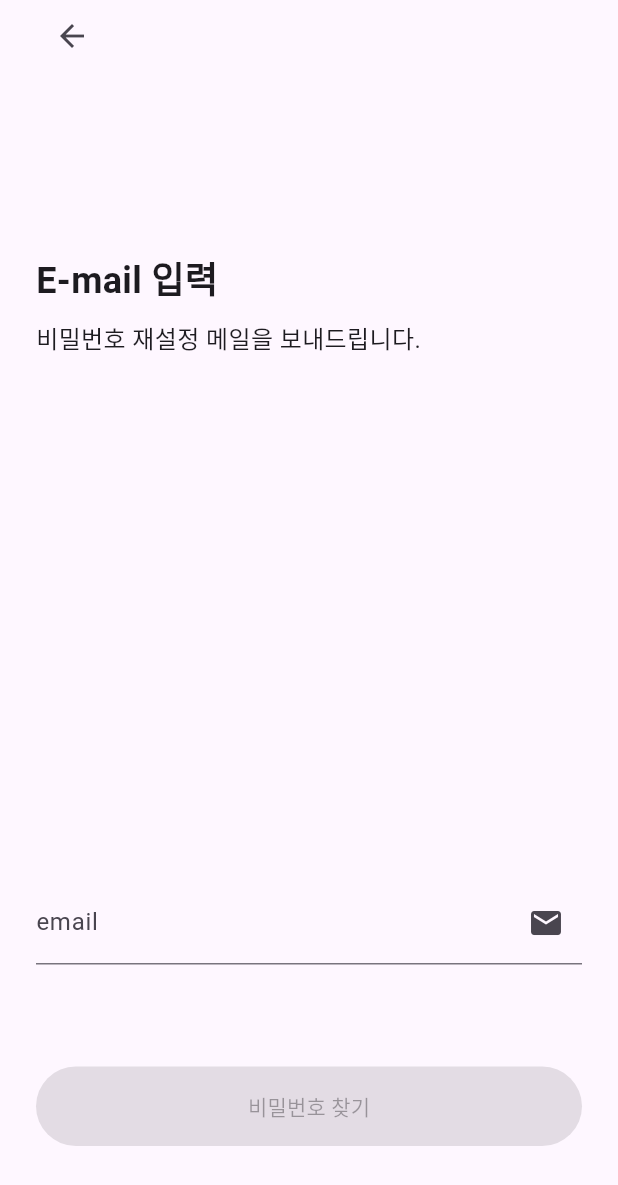
After one commit to kangkum4156/RakaF, a Flutter app: the screen it shows after launch, after a tap on "비밀번호를 잊으셨나요?", on a phone screen of 412 x 824 dp. The commit adds this screen. Shown: the top 1185 px of the screen. Run offline on Flutter 3.47's test engine with Material 3 defaults, Android fonts, the phone set to English and light mode, and no system bars; our stand-ins replace cloud_firestore, firebase_auth, firebase_core, firebase_messaging, firebase_remote_config, flutter_local_notifications; missing offline and left inert: encrypt; accounts and stored records are empty.

Commit message:
feat: Add password recovery feature and connect to FindPassword page

```diff
--- /dev/null
+++ b/lib/login/find_password.dart
@@ -0,0 +1,120 @@
+// signup_name_page.dart
+import 'package:flutter/material.dart';
+import 'package:rokafirst/login/dialog/show_duplicate_dialog.dart';
+import 'package:rokafirst/service/firebase_login_service.dart';
+import 'package:rokafirst/login/dialog/show_loading_dialog.dart';
+
+
+class FindPassword extends StatefulWidget {
+  const FindPassword({super.key});
+
+  @override
+  State<FindPassword> createState() => _FindPasswordState();
+}
+
+class _FindPasswordState extends State<FindPassword> {
+  final TextEditingController _controller = TextEditingController();
+
+  bool _nextAvailable = false;
+
+  @override
+  void initState() {
+    super.initState();
+    _controller.addListener(_checkFields);
+
+  }
+
+  void _checkFields() {
+    setState(() {
+      _nextAvailable = _controller.text.trim().isNotEmpty;
+    });
+  }
+  @override
+  void dispose() {
+    _controller.dispose();
+
+    super.dispose();
+  }
+  @override
+  Widget build(BuildContext context) {
+    return Scaffold(
+      resizeToAvoidBottomInset: true,
+      body: SafeArea(
+        child: SingleChildScrollView( // 키보드 올라올 때 자동 스크롤
+          child: Padding(
+            padding: const EdgeInsets.symmetric(horizontal: 24).copyWith(bottom: 24),
+            child: ConstrainedBox(
+              constraints: BoxConstraints(
+                minHeight: MediaQuery.of(context).size.height - MediaQuery.of(context).padding.top,
+              ),
+              child: IntrinsicHeight(
+                child: Column(
+                  crossAxisAlignment: CrossAxisAlignment.start,
+                  children: [
+                    IconButton(
+                        onPressed: () {
+                          Navigator.pop(context);
+                        },
+                        icon: const Icon(Icons.arrow_back)),
+                    const SizedBox(height: 120),
+                    const Text(
+                      "E-mail 입력",
+                      style: TextStyle(fontSize: 24, fontWeight: FontWeight.bold),
+                    ),
+                    SizedBox(height: 10,),
+                    const Text(
+                      "비밀번호 재설정 메일을 보내드립니다.",
+                      style: TextStyle(fontSize: 16,),
+                    ),
+                    const Spacer(),
+
+                    TextField(
+                      controller: _controller,
+                      decoration: const InputDecoration(
+                        labelText: "email",
+                        border: UnderlineInputBorder(),
+                        suffixIcon: Icon(Icons.email),
+                      ),
+                    ),
+                    SizedBox(height: 20,),
+
+                    const SizedBox(height: 48),
+                    SizedBox(
+                      width: double.infinity,
+                      child: ElevatedButton(
+                        onPressed: _nextAvailable
+                            ? ()async {
+                          print("==========click=========");
+                          final email = _controller.text.trim();
+
+                          showLoadingDialog(context);
+                          await sendPasswordResetEmail(email);
+
+                          Navigator.pop(context);
+                          showDuplicateDialog(
+                              context, "전송 완료!", "e-mail을 확인해주세요");
+
+                        } : null,
+                        style: ElevatedButton.styleFrom(
+                          backgroundColor:
+                          _nextAvailable ? Colors.green : Colors.grey,
+                          foregroundColor: Colors.white,
+                          padding: const EdgeInsets.symmetric(vertical: 16),
+                          shape: RoundedRectangleBorder(
+                            borderRadius: BorderRadius.circular(30),
+                          ),
+                        ),
+                        child: const Text("비밀번호 찾기"),
+                      ),
+                    ),
+                    SizedBox(height: 60,)
+                  ],
+                ),
+              ),
+            ),
+          ),
+        ),
+      ),
+    );
+  }
+}
--- a/lib/login/signin.dart
+++ b/lib/login/signin.dart
@@ -1,5 +1,6 @@
 import 'package:flutter/material.dart';
 import 'package:rokafirst/body/home/home_body.dart';
+import 'package:rokafirst/login/find_password.dart';
 import 'package:rokafirst/login/signup.dart';
 import 'package:firebase_auth/firebase_auth.dart';
 import 'package:rokafirst/service/firebase_login_service.dart';
@@ -136,7 +137,20 @@ class LoginForm extends StatelessWidget {
               border: OutlineInputBorder(),
             ),
           ),
-          const SizedBox(height: 20),
+          Align(
+            alignment: Alignment.centerLeft,
+            child: TextButton(
+              onPressed: () {
+                Navigator.push(
+                  context,
+                  MaterialPageRoute(builder: (context) => FindPassword()),
+                );
+              },
+              child: Text("비밀번호를 잊으셨나요?"),
+            ),
+          ),
+
+          const SizedBox(height: 10),
           ElevatedButton (
             onPressed: () async {
               final result = await signInWithApproval(emailController.text, passwordController.text);
@@ -168,12 +182,23 @@ class LoginForm extends StatelessWidget {
             ),
             child: const Text('Sign In'),
           ),
-          TextButton(onPressed: (){
-            Navigator.push(
-              context,
-              MaterialPageRoute(builder: (context) => SignupNamePage(data: SignupFlowData(),)),
-            );
-          }, child: Text("Don't have account?"))
+          const SizedBox(height: 10),
+          OutlinedButton(
+              onPressed: (){
+                Navigator.push(
+                  context,
+                  MaterialPageRoute(
+                    builder: (context) => SignupNamePage(data: SignupFlowData()),
+                  ),
+                );
+              },
+              style: ElevatedButton.styleFrom(
+                backgroundColor: Colors.white,
+                foregroundColor: Colors.black,
+                minimumSize: const Size(double.infinity, 50),
+              ),
+              child: Text("Don't have account?"))
+
         ],
       ),
     );
--- a/lib/main.dart
+++ b/lib/main.dart
@@ -1,4 +1,5 @@
 import 'package:flutter/material.dart';
+
 import 'package:rokafirst/login/signin.dart';
 import 'package:firebase_core/firebase_core.dart';
 import 'firebase_options.dart';
--- a/lib/service/firebase_login_service.dart
+++ b/lib/service/firebase_login_service.dart
@@ -82,3 +82,27 @@ Future<bool> isServiceNumberDuplicate(String serviceNumber) async {
       .get();
   return snapshot.docs.isNotEmpty;
 }
+//비밀번호 재설정 이메일 전송
+Future<void> sendPasswordResetEmail(String email) async {
+  try {
+    await FirebaseAuth.instance.sendPasswordResetEmail(email: email);
+    print("비밀번호 재설정 이메일 전송 완료");
+  } catch (e) {
+    print("비밀번호 재설정 실패: $e");
+    rethrow;
+  }
+}
+
+//아이디(이메일) 찾기 기능
+Future<String?> findEmailByNameAndPhone(String name, String phone) async {
+  print("DEBUG: 검색 중 - name: $name, phone: $phone");
+  final snapshot = await FirebaseFirestore.instance
+      .collection('users')
+      .where('name', isEqualTo: name)
+      .where('phone', isEqualTo: phone)
+      .get();
+
+  if (snapshot.docs.isEmpty) return null;
+
+  return snapshot.docs.first.id; // 문서 ID = 이메일
+}
```
Also changed, not shown: lib/login/find_account.dart (added, +134 -0 lines), lib/login/test.dart (added, +60 -0 lines).
